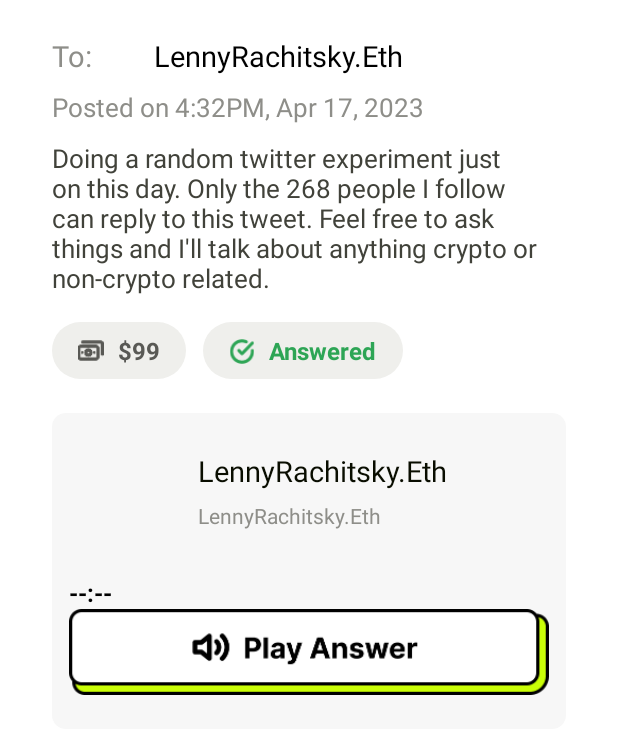
After one commit to donut-fans/openask-android, an Android app: the layout item_asks.xml on its own in the app's theme, with its tools: preview values and no code run, on a phone screen of 412 x 824 dp. The commit adds this screen. Shown: the top 734 px of the screen. Run offline under Robolectric (Android 15) with nearby library versions, the light colour scheme and no system bars.

Commit message:
完善我的提问。

```diff
--- a/app/src/main/java/fans/openask/ui/activity/LoginActivity.kt
+++ b/app/src/main/java/fans/openask/ui/activity/LoginActivity.kt
@@ -172,10 +172,12 @@ class LoginActivity : BaseActivity() {
 				dismissLoadingDialog()
 
 				MMKV.defaultMMKV().encode("userInfo", it)
+
+				OpenAskApplication.instance.userInfo = it
+
 				it.token?.let { it1 ->
 					{
 						OpenAskApplication.instance.initRxHttp(it1)
-						OpenAskApplication.instance.userInfo = it
 					}
 				}
 
--- a/app/src/main/java/fans/openask/ui/activity/MainActivity.kt
+++ b/app/src/main/java/fans/openask/ui/activity/MainActivity.kt
@@ -101,9 +101,9 @@ class MainActivity : BaseActivity() {
 			mBinding.tvSenseis.isEnabled = true
 			mBinding.ivSenseis.setImageResource(R.drawable.icon_drawer_senseis)
 			mBinding.tvAskforu.isEnabled = true
-			mBinding.ivAskforu.setImageResource(R.drawable.icon_drawer_asks_selected)
+			mBinding.ivAskforu.setImageResource(R.drawable.icon_drawer_asks)
 			mBinding.tvProfile.isEnabled = false
-			mBinding.ivProfile.setImageResource(R.drawable.icon_drawer_profile)
+			mBinding.ivProfile.setImageResource(R.drawable.icon_drawer_profile_selected)
 		}
 	}
 
--- a/app/src/main/java/fans/openask/ui/SenseiListAdapter.kt
+++ b/app/src/main/java/fans/openask/ui/adapter/SenseiListAdapter.kt
@@ -1,4 +1,4 @@
-package fans.openask.ui
+package fans.openask.ui.adapter
 
 import android.view.LayoutInflater
 import android.view.View
--- a/app/src/main/java/fans/openask/ui/fragment/SenseisFragment.kt
+++ b/app/src/main/java/fans/openask/ui/fragment/SenseisFragment.kt
@@ -1,14 +1,12 @@
 package fans.openask.ui.fragment
 
 import android.view.View
-import android.widget.ImageView
 import androidx.databinding.DataBindingUtil
 import androidx.lifecycle.lifecycleScope
 import com.bumptech.glide.Glide
 import com.fans.donut.listener.OnItemClickListener
 import com.kongzue.dialogx.dialogs.CustomDialog
 import com.kongzue.dialogx.interfaces.OnBindView
-import fans.openask.OpenAskApplication
 import fans.openask.R
 import fans.openask.databinding.DialogAskBinding
 import fans.openask.databinding.DialogAskPostedBinding
@@ -16,7 +14,7 @@ import fans.openask.databinding.FragmentSenseisBinding
 import fans.openask.http.errorMsg
 import fans.openask.model.SenseiListModel
 import fans.openask.model.WalletData
-import fans.openask.ui.SenseiListAdapter
+import fans.openask.ui.adapter.SenseiListAdapter
 import fans.openask.ui.activity.BaseActivity
 import fans.openask.ui.activity.MainActivity
 import fans.openask.ui.activity.SenseiProfileActivity
--- /dev/null
+++ b/app/src/main/res/layout/item_asks.xml
@@ -0,0 +1,225 @@
+<?xml version="1.0" encoding="utf-8"?>
+<layout xmlns:android="http://schemas.android.com/apk/res/android"
+    xmlns:app="http://schemas.android.com/apk/res-auto">
+
+    <data>
+
+    </data>
+
+    <androidx.constraintlayout.widget.ConstraintLayout
+        android:layout_width="match_parent"
+        android:layout_height="wrap_content"
+        android:layout_marginTop="@dimen/sw_5dp"
+        android:layout_marginBottom="@dimen/sw_5dp"
+        android:layout_marginStart="@dimen/sw_15dp"
+        android:layout_marginEnd="@dimen/sw_15dp"
+        android:background="@drawable/shape_solid_ffffff_8dp">
+
+        <TextView
+            android:id="@+id/tv_to"
+            android:layout_width="wrap_content"
+            android:layout_height="wrap_content"
+            android:layout_marginStart="@dimen/sw_15dp"
+            android:layout_marginTop="@dimen/sw_18dp"
+            android:includeFontPadding="false"
+            android:text="To:"
+            android:textColor="#8E8E89"
+            android:textSize="@dimen/sw_17dp"
+            app:layout_constraintStart_toStartOf="parent"
+            app:layout_constraintTop_toTopOf="parent" />
+
+        <ImageView
+            android:id="@+id/iv_avator"
+            android:layout_width="@dimen/sw_22dp"
+            android:layout_height="@dimen/sw_22dp"
+            android:layout_marginStart="@dimen/sw_7dp"
+            app:layout_constraintBottom_toBottomOf="@id/tv_to"
+            app:layout_constraintStart_toEndOf="@id/tv_to"
+            app:layout_constraintTop_toTopOf="@id/tv_to" />
+
+        <TextView
+            android:id="@+id/tv_name"
+            android:layout_width="wrap_content"
+            android:layout_height="wrap_content"
+            android:layout_marginStart="@dimen/sw_7dp"
+            android:layout_marginTop="@dimen/sw_18dp"
+            android:includeFontPadding="false"
+            android:text="LennyRachitsky.Eth"
+            android:textColor="@color/black"
+            android:textSize="@dimen/sw_17dp"
+            app:layout_constraintStart_toEndOf="@id/iv_avator"
+            app:layout_constraintTop_toTopOf="parent" />
+
+        <TextView
+            android:id="@+id/tv_time"
+            android:layout_width="wrap_content"
+            android:layout_height="wrap_content"
+            android:layout_marginTop="@dimen/sw_9dp"
+            android:text="Posted on 4:32PM, Apr 17, 2023"
+            android:textColor="#8E8E89"
+            android:textSize="@dimen/sw_15dp"
+            app:layout_constraintStart_toStartOf="@id/tv_to"
+            app:layout_constraintTop_toBottomOf="@id/tv_to" />
+
+        <TextView
+            android:id="@+id/tv_content"
+            android:layout_width="0dp"
+            android:layout_height="wrap_content"
+            android:layout_marginStart="@dimen/sw_15dp"
+            android:layout_marginTop="@dimen/sw_9dp"
+            android:layout_marginEnd="@dimen/sw_15dp"
+            android:text="Doing a random twitter experiment just on this day. Only the 268 people I follow can reply to this tweet. Feel free to ask things and I'll talk about anything crypto or non-crypto related."
+            android:textColor="#41423A"
+            android:textSize="@dimen/sw_15dp"
+            app:layout_constraintEnd_toEndOf="parent"
+            app:layout_constraintStart_toStartOf="parent"
+            app:layout_constraintTop_toBottomOf="@id/tv_time" />
+
+        <androidx.constraintlayout.widget.ConstraintLayout
+            android:id="@+id/layout_price"
+            android:layout_width="wrap_content"
+            android:layout_height="@dimen/sw_33dp"
+            android:layout_marginTop="@dimen/sw_15dp"
+            android:background="@drawable/shape_solid_efefec_60dp"
+            app:layout_constraintStart_toStartOf="@id/tv_content"
+            app:layout_constraintTop_toBottomOf="@id/tv_content">
+
+            <ImageView
+                android:id="@+id/iv_money"
+                android:layout_width="@dimen/sw_15dp"
+                android:layout_height="@dimen/sw_15dp"
+                android:layout_marginStart="@dimen/sw_15dp"
+                android:src="@drawable/icon_money"
+                app:layout_constraintBottom_toBottomOf="parent"
+                app:layout_constraintStart_toStartOf="parent"
+                app:layout_constraintTop_toTopOf="parent" />
+
+            <TextView
+                android:id="@+id/tv_money"
+                android:layout_width="wrap_content"
+                android:layout_height="wrap_content"
+                android:layout_marginStart="@dimen/sw_8dp"
+                android:layout_marginEnd="@dimen/sw_15dp"
+                android:text="$99"
+                android:textColor="#595955"
+                android:textSize="@dimen/sw_14dp"
+                android:textStyle="bold"
+                app:layout_constraintBottom_toBottomOf="parent"
+                app:layout_constraintEnd_toEndOf="parent"
+                app:layout_constraintStart_toEndOf="@id/iv_money"
+                app:layout_constraintTop_toTopOf="parent" />
+
+        </androidx.constraintlayout.widget.ConstraintLayout>
+
+        <androidx.constraintlayout.widget.ConstraintLayout
+            android:id="@+id/layout_state"
+            android:layout_width="wrap_content"
+            android:layout_height="@dimen/sw_33dp"
+            android:layout_marginStart="@dimen/sw_10dp"
+            android:layout_marginTop="@dimen/sw_15dp"
+            android:background="@drawable/shape_solid_efefec_60dp"
+            app:layout_constraintStart_toEndOf="@+id/layout_price"
+            app:layout_constraintTop_toBottomOf="@id/tv_content">
+
+            <ImageView
+                android:id="@+id/iv_state"
+                android:layout_width="@dimen/sw_15dp"
+                android:layout_height="@dimen/sw_15dp"
+                android:layout_marginStart="@dimen/sw_15dp"
+                android:src="@drawable/icon_state_answered"
+                app:layout_constraintBottom_toBottomOf="parent"
+                app:layout_constraintStart_toStartOf="parent"
+                app:layout_constraintTop_toTopOf="parent" />
+
+            <TextView
+                android:id="@+id/tv_state"
+                android:layout_width="wrap_content"
+                android:layout_height="wrap_content"
+                android:layout_marginStart="@dimen/sw_8dp"
+                android:layout_marginEnd="@dimen/sw_15dp"
+                android:text="Answered"
+                android:textColor="#2DA555"
+                android:textSize="@dimen/sw_14dp"
+                android:textStyle="bold"
+                app:layout_constraintBottom_toBottomOf="parent"
+                app:layout_constraintEnd_toEndOf="parent"
+                app:layout_constraintStart_toEndOf="@id/iv_state"
+                app:layout_constraintTop_toTopOf="parent" />
+
+        </androidx.constraintlayout.widget.ConstraintLayout>
+
+        <androidx.constraintlayout.widget.ConstraintLayout
+            android:id="@+id/layout_answer"
+            android:layout_width="0dp"
+            android:layout_height="wrap_content"
+            android:layout_marginStart="@dimen/sw_15dp"
+            android:layout_marginTop="@dimen/sw_20dp"
+            android:layout_marginEnd="@dimen/sw_15dp"
+            app:layout_constraintBottom_toBottomOf="parent"
+            android:layout_marginBottom="@dimen/sw_10dp"
+            android:background="@drawable/shape_solid_f7f7f7_8dp"
+            app:layout_constraintEnd_toEndOf="parent"
+            app:layout_constraintStart_toStartOf="parent"
+            app:layout_constraintTop_toBottomOf="@id/layout_price">
+
+            <ImageView
+                android:id="@+id/iv_avator_2"
+                android:layout_width="@dimen/sw_60dp"
+                android:layout_height="@dimen/sw_60dp"
+                android:layout_marginStart="@dimen/sw_10dp"
+                android:layout_marginTop="@dimen/sw_15dp"
+                app:layout_constraintStart_toStartOf="parent"
+                app:layout_constraintTop_toTopOf="parent" />
+
+            <TextView
+                android:id="@+id/tv_user_name"
+                android:layout_width="wrap_content"
+                android:layout_height="wrap_content"
+                android:layout_marginStart="@dimen/sw_15dp"
+                android:text="LennyRachitsky.Eth"
+                android:textColor="#090D00"
+                android:textSize="@dimen/sw_17dp"
+                app:layout_constraintBottom_toTopOf="@id/tv_answered_time"
+                app:layout_constraintStart_toEndOf="@id/iv_avator_2"
+                app:layout_constraintTop_toTopOf="@id/iv_avator_2" />
+
+            <TextView
+                android:id="@+id/tv_answered_time"
+                android:layout_width="wrap_content"
+                android:layout_height="wrap_content"
+                android:layout_marginStart="@dimen/sw_15dp"
+                android:text="LennyRachitsky.Eth"
+                android:textColor="#8E8E89"
+                android:textSize="@dimen/sw_12dp"
+                app:layout_constraintBottom_toBottomOf="@id/iv_avator_2"
+                app:layout_constraintStart_toEndOf="@id/iv_avator_2"
+                app:layout_constraintTop_toBottomOf="@id/tv_user_name" />
+
+            <TextView
+                android:id="@+id/tv_time_duration"
+                android:layout_width="wrap_content"
+                android:layout_height="wrap_content"
+                android:layout_marginTop="@dimen/sw_20dp"
+                android:text="--:--"
+                android:textColor="@color/black"
+                android:textSize="@dimen/sw_14dp"
+                android:textStyle="bold"
+                app:layout_constraintStart_toStartOf="@id/iv_avator_2"
+                app:layout_constraintTop_toBottomOf="@id/iv_avator_2" />
+
+            <ImageView
+                android:id="@+id/iv_play"
+                android:layout_width="@dimen/sw_280dp"
+                android:layout_height="0dp"
+                app:layout_constraintStart_toStartOf="parent"
+                app:layout_constraintEnd_toEndOf="parent"
+                android:src="@drawable/icon_btn_answer_play"
+                app:layout_constraintBottom_toBottomOf="parent"
+                android:layout_marginBottom="@dimen/sw_20dp"
+                app:layout_constraintTop_toBottomOf="@id/tv_time_duration"
+                app:layout_constraintDimensionRatio="903:162" />
+
+        </androidx.constraintlayout.widget.ConstraintLayout>
+
+    </androidx.constraintlayout.widget.ConstraintLayout>
+</layout>
```
Also changed, not shown: app/src/main/java/fans/openask/model/AsksModel.kt (added, +56 -0 lines), app/src/main/java/fans/openask/ui/adapter/AsksAdapter.kt (added, +101 -0 lines), app/src/main/java/fans/openask/ui/fragment/ProfileFragment.kt (+82 -4 lines), app/src/main/res/layout/activity_main.xml (+6 -5 lines), app/src/main/res/layout/fragment_profile.xml (+26 -9 lines), app/src/main/res/drawable-xxhdpi/icon_btn_answer_play.png (added), app/src/main/res/drawable-xxhdpi/icon_state_answered.png (added), app/src/main/res/drawable-xxhdpi/icon_state_expired.png (added), app/src/main/res/drawable-xxhdpi/icon_state_wating.png (added).
